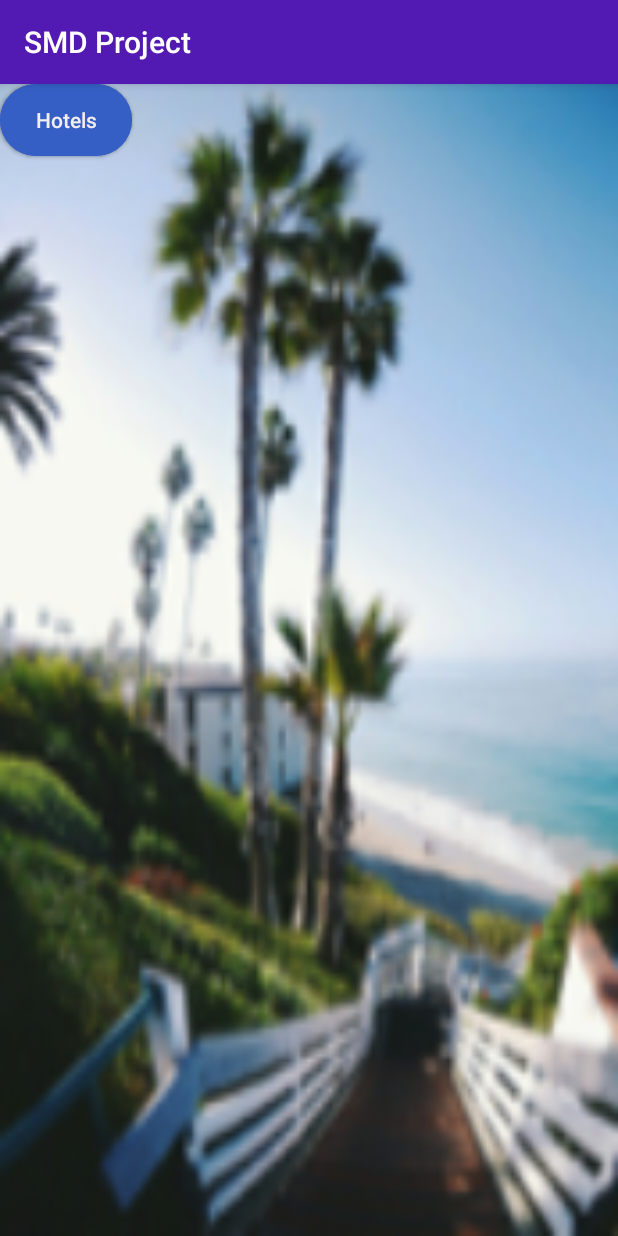
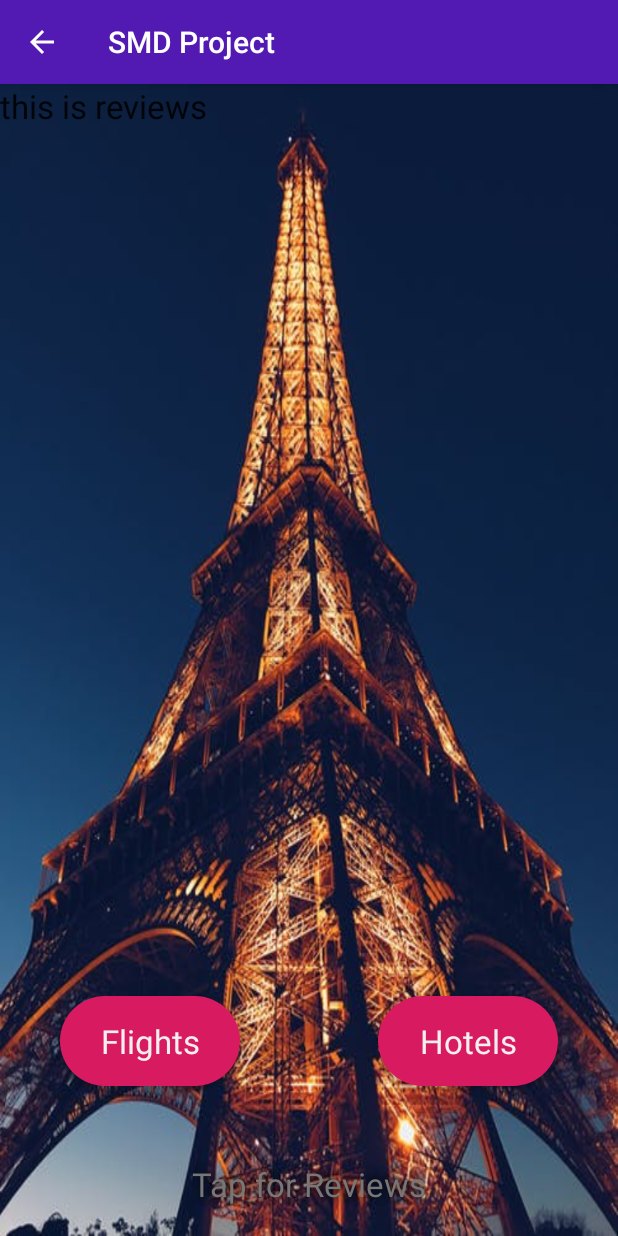
Before and after one commit to SarmadMasood/SMD-Project, an Android app: the PlaceDetail screen opened directly, with no data from a screen before it, on a phone screen of 412 x 824 dp. Run offline under Robolectric (Android 15) with nearby library versions, the phone set to English and light mode, and no system bars; libraries missing offline, so code that uses them is left out: com.mancj.slideup; 3 statements that could not run were skipped.

Commit message:
nnew work

```diff
--- a/app/src/main/AndroidManifest.xml
+++ b/app/src/main/AndroidManifest.xml
@@ -9,7 +9,9 @@
         android:roundIcon="@mipmap/ic_launcher_round"
         android:supportsRtl="true"
         android:theme="@style/AppTheme">
-        <activity android:name=".PlaceDetail"></activity>
+        <activity android:name=".ReviewsActivity"></activity>
+        <activity android:name=".PlaceDetail"
+            android:parentActivityName=".Home"/>
         <activity
             android:name=".Home"
             android:label="Places" />
--- a/app/src/main/java/com/example/smdproject/MainActivity.java
+++ b/app/src/main/java/com/example/smdproject/MainActivity.java
@@ -10,13 +10,18 @@ import android.view.View;
 import android.widget.Button;
 import android.widget.ImageView;
 
+import com.google.firebase.database.DatabaseReference;
+import com.google.firebase.database.FirebaseDatabase;
+
 public class MainActivity extends AppCompatActivity {
 
     Button skip;
+    DatabaseReference databaseReference;
 
     @Override
     protected void onCreate(Bundle savedInstanceState) {
         super.onCreate(savedInstanceState);
+        databaseReference= FirebaseDatabase.getInstance().getReference();
         setContentView(R.layout.activity_main);
         skip = findViewById(R.id.skip);
         skip.setOnClickListener(new View.OnClickListener() {
--- a/app/src/main/java/com/example/smdproject/PlaceDetail.java
+++ b/app/src/main/java/com/example/smdproject/PlaceDetail.java
@@ -5,16 +5,45 @@ import androidx.constraintlayout.widget.ConstraintLayout;
 
 import android.graphics.drawable.Drawable;
 import android.os.Bundle;
+import android.view.View;
+import android.widget.TextView;
+
+import com.mancj.slideup.SlideUp;
 
 public class PlaceDetail extends AppCompatActivity {
 
     ConstraintLayout layout;
+    SlideUp slideUp;
+    View reviewSlide;
+    TextView slideText;
 
     @Override
     protected void onCreate(Bundle savedInstanceState) {
         super.onCreate(savedInstanceState);
         setContentView(R.layout.activity_place_detail);
         layout = findViewById(R.id.bg);
-        layout.setBackgroundResource(R.drawable.p1);
+        reviewSlide = findViewById(R.id.slideView);
+        slideUp = new SlideUp(reviewSlide);
+        slideUp.hideImmediately();
+        slideText = findViewById(R.id.review_tap);
+        slideText.setOnClickListener(new View.OnClickListener() {
+            @Override
+            public void onClick(View v) {
+                slideUp.animateIn();
+            }
+        });
+
+        slideUp.setSlideListener(new SlideUp.SlideListener() {
+            @Override
+            public void onSlideDown(float v) {
+
+
+            }
+
+            @Override
+            public void onVisibilityChanged(int i) {
+
+            }
+        });
     }
 }
--- a/app/src/main/res/drawable/roundbutton.xml
+++ b/app/src/main/res/drawable/roundbutton.xml
@@ -1,6 +1,6 @@
 <?xml version="1.0" encoding="utf-8"?>
 <shape xmlns:android="http://schemas.android.com/apk/res/android"
     android:shape="rectangle">
-    <solid android:color="#355FC5" />
+    <solid android:color="#D81B60" />
     <corners android:radius="30dp" />
 </shape>
--- a/app/src/main/res/layout/activity_place_detail.xml
+++ b/app/src/main/res/layout/activity_place_detail.xml
@@ -5,28 +5,54 @@
     android:id="@+id/bg"
     android:layout_width="match_parent"
     android:layout_height="match_parent"
+    android:background="@drawable/paris"
+    android:orientation="vertical"
     tools:context="com.example.smdproject.PlaceDetail">
 
-
     <Button
-        android:layout_width="wrap_content"
-        android:layout_height="wrap_content"
+        android:layout_width="120dp"
+        android:layout_height="60dp"
+        android:layout_marginStart="40dp"
+        android:layout_marginLeft="40dp"
+        android:layout_marginBottom="100dp"
         android:background="@drawable/roundbutton"
         android:text="Flights"
         android:textAllCaps="false"
+        android:textAppearance="@style/TextAppearance.AppCompat.Large"
         android:textColor="#F3EFEF"
-        tools:layout_editor_absoluteX="81dp"
-        tools:layout_editor_absoluteY="304dp" />
+        app:layout_constraintBottom_toBottomOf="parent"
+        app:layout_constraintStart_toStartOf="parent" />
 
     <Button
-        android:layout_width="wrap_content"
-        android:layout_height="wrap_content"
+        android:id="@+id/button"
+        android:layout_width="120dp"
+        android:layout_height="60dp"
+        android:layout_marginEnd="40dp"
+        android:layout_marginRight="40dp"
+        android:layout_marginBottom="100dp"
         android:background="@drawable/roundbutton"
         android:text="Hotels"
         android:textAllCaps="false"
+        android:textAppearance="@style/TextAppearance.AppCompat.Large"
         android:textColor="#F3EFEF"
-        tools:layout_editor_absoluteX="267dp"
-        tools:layout_editor_absoluteY="304dp" />
+        app:layout_constraintBottom_toBottomOf="parent"
+        app:layout_constraintEnd_toEndOf="parent" />
 
+    <TextView
+        android:id="@+id/review_tap"
+        android:layout_width="wrap_content"
+        android:layout_height="wrap_content"
+        android:layout_marginBottom="20dp"
+        android:outlineAmbientShadowColor="#000000"
+        android:shadowColor="#000000"
+        android:shadowRadius="10"
+        android:text="Tap for Reviews"
+        android:textAppearance="@style/TextAppearance.AppCompat.Large"
+        android:textColor="#777"
+        app:layout_constraintBottom_toBottomOf="parent"
+        app:layout_constraintEnd_toEndOf="parent"
+        app:layout_constraintStart_toStartOf="parent" />
+
+    <include layout="@layout/activity_reviews" />
 
 </androidx.constraintlayout.widget.ConstraintLayout>
--- /dev/null
+++ b/app/src/main/res/layout/activity_reviews.xml
@@ -0,0 +1,24 @@
+<?xml version="1.0" encoding="utf-8"?>
+<androidx.constraintlayout.widget.ConstraintLayout xmlns:android="http://schemas.android.com/apk/res/android"
+    xmlns:app="http://schemas.android.com/apk/res-auto"
+    xmlns:tools="http://schemas.android.com/tools"
+    android:layout_width="match_parent"
+    android:layout_height="match_parent"
+    tools:context="com.example.smdproject.ReviewsActivity">
+
+    <LinearLayout
+        android:id="@+id/slideView"
+        android:layout_width="match_parent"
+        android:layout_height="match_parent">
+
+        <TextView
+            android:layout_width="wrap_content"
+            android:layout_height="wrap_content"
+            android:text="this is reviews"
+            android:textAppearance="@style/TextAppearance.AppCompat.Large"
+            />
+    </LinearLayout>
+
+
+
+</androidx.constraintlayout.widget.ConstraintLayout>
--- a/build.gradle
+++ b/build.gradle
@@ -7,7 +7,9 @@ buildscript {
 
     }
     dependencies {
+        classpath 'com.google.gms:google-services:4.3.2'
         classpath 'com.android.tools.build:gradle:3.5.1'
+        classpath 'com.google.gms:google-services:4.2.0'
 
         // NOTE: Do not place your application dependencies here; they belong
         // in the individual module build.gradle files
```
Also changed, not shown: app/build.gradle (+10 -3 lines), app/src/main/java/com/example/smdproject/Home.java (+36 -0 lines), app/src/main/java/com/example/smdproject/ReviewsActivity.java (added, +14 -0 lines), app/src/main/res/layout/activity_home.xml (+7 -0 lines), app/src/main/res/layout/activity_main.xml (+5 -4 lines), app/src/main/res/drawable/paris.png.
